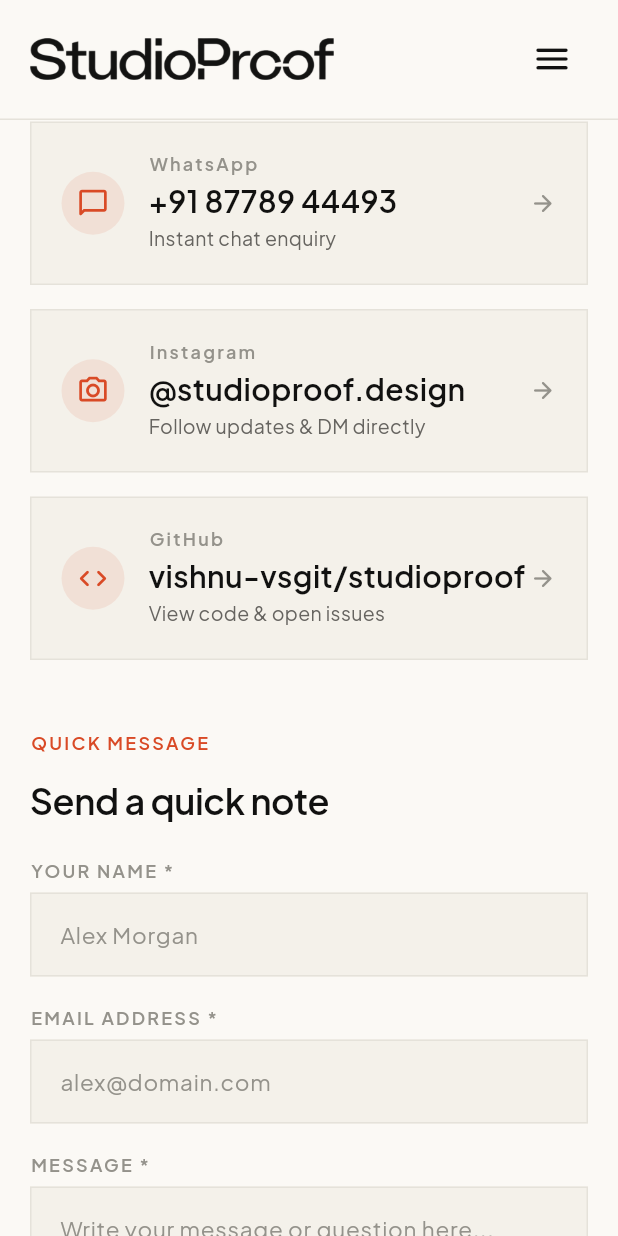
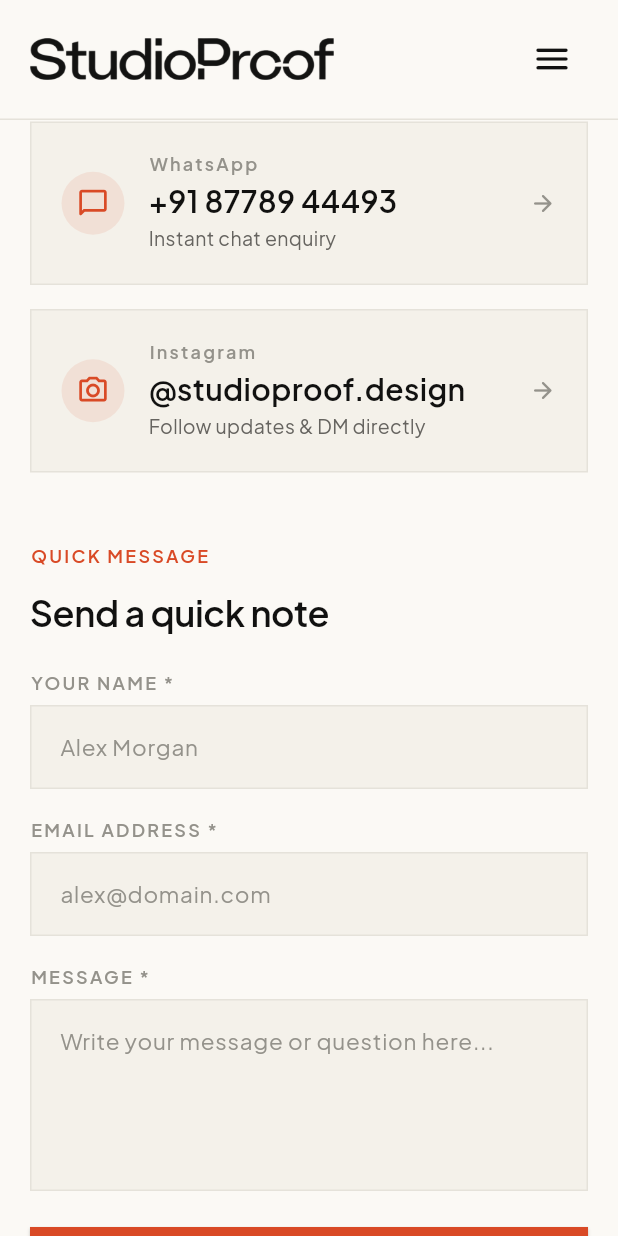
Before and after one commit to vishnu-vsgit/studioproof, a Flutter app: the ContactScreen screen opened by its route, scrolled down 576 dp, after a tap on "WhatsApp", on a phone screen of 412 x 824 dp. Run offline on Flutter 3.47's test engine with Material 3 defaults, Android fonts, the phone set to English and light mode, and no system bars; our stand-ins replace go_router, google_fonts.

Commit message:
fix: remove GitHub links across site and simplify mobile footer view

```diff
--- a/lib/core/config/app_config.dart
+++ b/lib/core/config/app_config.dart
@@ -10,7 +10,6 @@
   static const String whatsappNumber = '918778944493';
   static const String instagramHandle = '@studioproof.design';
   static const String instagramUrl = 'https://instagram.com/studioproof.design';
-  static const String githubUrl = 'https://github.com/vishnu-vsgit/studioproof';
 
   // Primary Tools used
   static const List<String> primaryTools = [
--- a/lib/screens/contact/contact_screen.dart
+++ b/lib/screens/contact/contact_screen.dart
@@ -280,15 +280,6 @@
           value: AppConfig.instagramHandle,
           subtitle: 'Follow updates & DM directly',
           onTap: () => _launchUrl(AppConfig.instagramUrl),
-          isDark: isDark,
-        ),
-        const SizedBox(height: 16),
-        _ContactCard(
-          icon: Icons.code_rounded,
-          title: 'GitHub',
-          value: 'vishnu-vsgit/studioproof',
-          subtitle: 'View code & open issues',
-          onTap: () => _launchUrl(AppConfig.githubUrl),
           isDark: isDark,
         ),
       ],
--- a/lib/widgets/navigation/site_footer.dart
+++ b/lib/widgets/navigation/site_footer.dart
@@ -46,27 +46,73 @@
                   children: [
                     Image.asset(
                       'assets/images/header_logo.png',
-                      height: 40,
+                      height: 28,
                       fit: BoxFit.contain,
-                      color: isDark ? AppColors.textPrimaryDark : AppColors.textPrimaryLight,
+                      color: isDark
+                          ? AppColors.textPrimaryDark
+                          : AppColors.textPrimaryLight,
                       errorBuilder: (context, error, stackTrace) => Text(
                         AppConfig.studioName,
                         style: AppTypography.heading2(
-                          color: isDark ? AppColors.textPrimaryDark : AppColors.textPrimaryLight,
+                          color: isDark
+                              ? AppColors.textPrimaryDark
+                              : AppColors.textPrimaryLight,
                         ),
                       ),
                     ),
-                    const SizedBox(height: 8),
+                    const SizedBox(height: 6),
                     Text(
                       '${AppConfig.studioTagline}.',
-                      style: AppTypography.bodyMedium(
-                        color: isDark ? AppColors.textSecondaryDark : AppColors.textSecondaryLight,
+                      style: AppTypography.bodySmall(
+                        color: isDark
+                            ? AppColors.textSecondaryDark
+                            : AppColors.textSecondaryLight,
                       ),
                     ),
-                    const SizedBox(height: 24),
-                    _FooterNavGroup(isDark: isDark),
-                    const SizedBox(height: 24),
-                    _FooterSocialGroup(isDark: isDark, launchUrl: _launchUrl),
+                    const SizedBox(height: 20),
+                    Wrap(
+                      spacing: 16,
+                      runSpacing: 8,
+                      children: [
+                        _FooterLink(
+                          label: 'Services',
+                          onTap: () => context.go('/services'),
+                        ),
+                        _FooterLink(
+                          label: 'About',
+                          onTap: () => context.go('/about'),
+                        ),
+                        _FooterLink(
+                          label: 'Contact',
+                          onTap: () => context.go('/contact'),
+                        ),
+                        _FooterLink(
+                          label: 'Start a project →',
+                          onTap: () => context.go('/start-a-project'),
+                        ),
+                      ],
+                    ),
+                    const SizedBox(height: 14),
+                    Wrap(
+                      spacing: 16,
+                      runSpacing: 8,
+                      children: [
+                        _FooterLink(
+                          label: AppConfig.contactEmail,
+                          onTap: () =>
+                              _launchUrl('mailto:${AppConfig.contactEmail}'),
+                        ),
+                        _FooterLink(
+                          label: 'Instagram',
+                          onTap: () => _launchUrl(AppConfig.instagramUrl),
+                        ),
+                        _FooterLink(
+                          label: 'WhatsApp',
+                          onTap: () => _launchUrl(
+                              'https://wa.me/${AppConfig.whatsappNumber}'),
+                        ),
+                      ],
+                    ),
                   ],
                 )
               else
```
